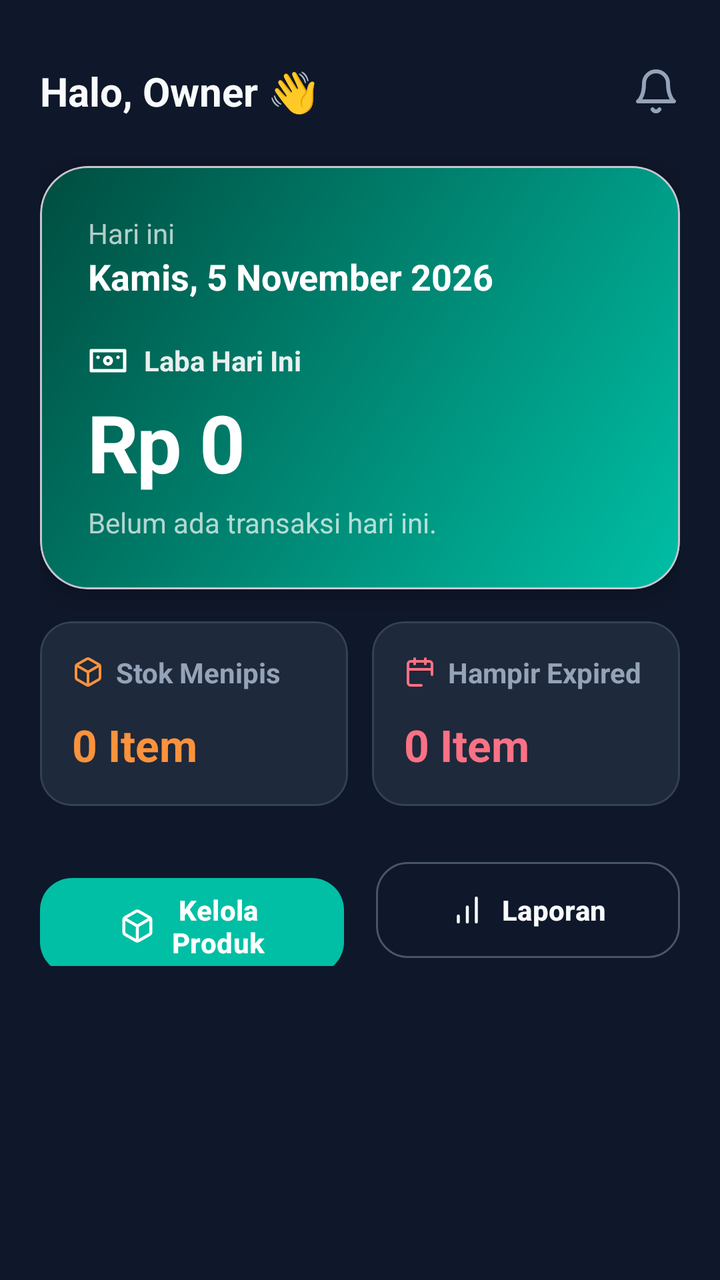
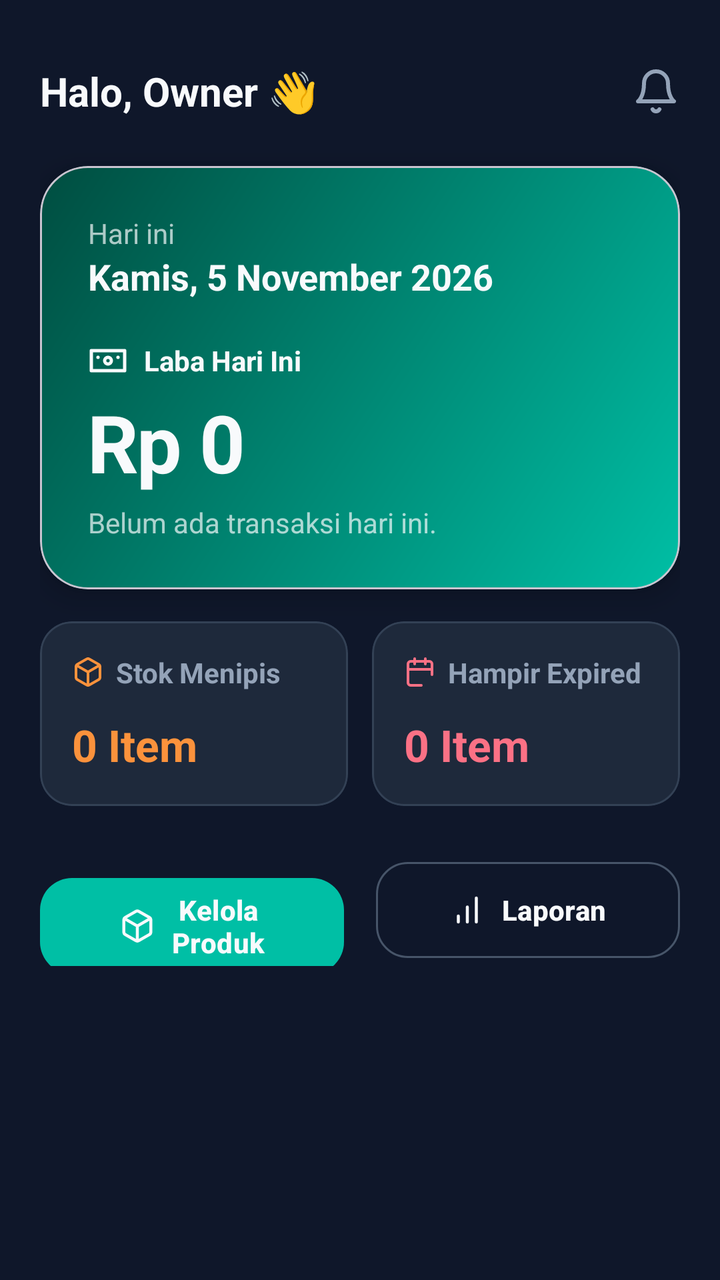

The first picture is an Android layout as it rendered before a commit; the second is the same layout after the commit. The layout source and the unified diff follow.
<!-- AndroidManifest.xml: application theme Theme.Material3.DayNight.NoActionBar -->
<!-- res/layout/activity_dashboard.xml -->
<?xml version="1.0" encoding="utf-8"?>
<ScrollView xmlns:android="http://schemas.android.com/apk/res/android"
    xmlns:app="http://schemas.android.com/apk/res-auto"
    android:layout_width="match_parent"
    android:layout_height="match_parent"
    android:background="#0F172A"
    android:fillViewport="true">

    <LinearLayout
        android:layout_width="match_parent"
        android:layout_height="wrap_content"
        android:orientation="vertical"
        android:paddingHorizontal="20dp"
        android:paddingBottom="24dp">

        
        <androidx.constraintlayout.widget.ConstraintLayout
            android:layout_width="match_parent"
            android:layout_height="wrap_content"
            android:layout_marginTop="32dp"
            android:layout_marginBottom="24dp">

            <TextView
                android:id="@+id/tvGreeting"
                android:layout_width="wrap_content"
                android:layout_height="wrap_content"
                android:text="Halo, Owner 👋"
                android:textColor="#F8FAFC"
                android:textSize="20sp"
                android:textStyle="bold"
                app:layout_constraintBottom_toBottomOf="parent"
                app:layout_constraintStart_toStartOf="parent"
                app:layout_constraintTop_toTopOf="parent" />

            <ImageView
                android:layout_width="24dp"
                android:layout_height="24dp"
                android:src="@drawable/ic_lucide_bell"
                app:layout_constraintBottom_toBottomOf="@id/tvGreeting"
                app:layout_constraintEnd_toEndOf="parent"
                app:layout_constraintTop_toTopOf="@id/tvGreeting" />

        </androidx.constraintlayout.widget.ConstraintLayout>

        
        <com.google.android.material.card.MaterialCardView
            android:layout_width="match_parent"
            android:layout_height="wrap_content"
            app:cardBackgroundColor="@android:color/transparent"
            app:cardCornerRadius="24dp"
            app:cardElevation="8dp">

            <LinearLayout
                android:layout_width="match_parent"
                android:layout_height="wrap_content"
                android:background="@drawable/bg_hero_gradient"
                android:orientation="vertical"
                android:padding="24dp">

                
                <LinearLayout
                    android:layout_width="wrap_content"
                    android:layout_height="wrap_content"
                    android:orientation="vertical"
                    android:layout_marginBottom="20dp">
                    <TextView
                        android:layout_width="wrap_content"
                        android:layout_height="wrap_content"
                        android:text="Hari ini"
                        android:textColor="#B3FFFFFF"
                        android:textSize="14sp" />
                    <TextView
                        android:id="@+id/tvDate"
                        android:layout_width="wrap_content"
                        android:layout_height="wrap_content"
                        android:text="Kamis, 5 November 2026"
                        android:textColor="#FFFFFF"
                        android:textSize="18sp"
                        android:textStyle="bold" />
                </LinearLayout>

                
                <LinearLayout
                    android:layout_width="wrap_content"
                    android:layout_height="wrap_content"
                    android:orientation="horizontal"
                    android:gravity="center_vertical">
                    
                    <ImageView
                        android:layout_width="20dp"
                        android:layout_height="20dp"
                        android:src="@drawable/ic_lucide_wallet"
                        app:tint="#FFFFFF"
                        android:layout_marginEnd="8dp" />

                    <TextView
                        android:layout_width="wrap_content"
                        android:layout_height="wrap_content"
                        android:text="Laba Hari Ini"
                        android:textColor="#E6FFFFFF"
                        android:textSize="14sp"
                        android:textStyle="bold" />
                </LinearLayout>

                
                <TextView
                    android:id="@+id/tvProfit"
                    android:layout_width="wrap_content"
                    android:layout_height="wrap_content"
                    android:text="Rp 0"
                    android:textColor="#FFFFFF"
                    android:textSize="40sp"
                    android:textStyle="bold"
                    android:letterSpacing="-0.02"
                    android:layout_marginTop="4dp" />

                
                <TextView
                    android:id="@+id/tvSubInfo"
                    android:layout_width="wrap_content"
                    android:layout_height="wrap_content"
                    android:text="Belum ada transaksi hari ini."
                    android:textColor="#B3FFFFFF"
                    android:textSize="14sp"
                    android:layout_marginTop="4dp" />

            </LinearLayout>
        </com.google.android.material.card.MaterialCardView>

        
        <GridLayout
            android:layout_width="match_parent"
            android:layout_height="wrap_content"
            android:columnCount="2"
            android:rowCount="1"
            android:layout_marginTop="16dp">

            
            <com.google.android.material.card.MaterialCardView
                android:layout_width="0dp"
                android:layout_height="wrap_content"
                android:layout_columnWeight="1"
                android:layout_marginEnd="6dp"
                app:cardBackgroundColor="#1E293B"
                app:cardCornerRadius="16dp"
                app:cardElevation="0dp"
                app:strokeColor="#334155"
                app:strokeWidth="1dp">
                <LinearLayout
                    android:layout_width="match_parent"
                    android:layout_height="wrap_content"
                    android:orientation="vertical"
                    android:padding="16dp">
                    
                    <LinearLayout
                        android:layout_width="wrap_content"
                        android:layout_height="wrap_content"
                        android:orientation="horizontal"
                        android:gravity="center_vertical">
                        <ImageView
                            android:layout_width="16dp"
                            android:layout_height="16dp"
                            android:src="@drawable/ic_lucide_box"
                            android:layout_marginEnd="6dp" />
                        <TextView
                            android:layout_width="wrap_content"
                            android:layout_height="wrap_content"
                            android:text="Stok Menipis"
                            android:textColor="#94A3B8"
                            android:textSize="14sp"
                            android:textStyle="bold" />
                    </LinearLayout>

                    <TextView
                        android:id="@+id/tvLowStock"
                        android:layout_width="wrap_content"
                        android:layout_height="wrap_content"
                        android:text="0 Item"
                        android:textColor="#FB923C"
                        android:textSize="22sp"
                        android:textStyle="bold"
                        android:layout_marginTop="12dp" />
                </LinearLayout>
            </com.google.android.material.card.MaterialCardView>

            
            <com.google.android.material.card.MaterialCardView
                android:layout_width="0dp"
                android:layout_height="wrap_content"
                android:layout_columnWeight="1"
                android:layout_marginStart="6dp"
                app:cardBackgroundColor="#1E293B"
                app:cardCornerRadius="16dp"
                app:cardElevation="0dp"
                app:strokeColor="#334155"
                app:strokeWidth="1dp">
                <LinearLayout
                    android:layout_width="match_parent"
                    android:layout_height="wrap_content"
                    android:orientation="vertical"
                    android:padding="16dp">
                    
                    <LinearLayout
                        android:layout_width="wrap_content"
                        android:layout_height="wrap_content"
                        android:orientation="horizontal"
                        android:gravity="center_vertical">
                        <ImageView
                            android:layout_width="16dp"
                            android:layout_height="16dp"
                            android:src="@drawable/ic_lucide_calendar"
                            android:layout_marginEnd="6dp" />
                        <TextView
                            android:layout_width="wrap_content"
                            android:layout_height="wrap_content"
                            android:text="Hampir Expired"
                            android:textColor="#94A3B8"
                            android:textSize="14sp"
                            android:textStyle="bold" />
                    </LinearLayout>

                    <TextView
                        android:id="@+id/tvExpired"
                        android:layout_width="wrap_content"
                        android:layout_height="wrap_content"
                        android:text="0 Item"
                        android:textColor="#FB7185"
                        android:textSize="22sp"
                        android:textStyle="bold"
                        android:layout_marginTop="12dp" />
                </LinearLayout>
            </com.google.android.material.card.MaterialCardView>
        </GridLayout>

        
        <LinearLayout
            android:layout_width="match_parent"
            android:layout_height="wrap_content"
            android:orientation="horizontal"
            android:layout_marginTop="24dp">

            <com.google.android.material.button.MaterialButton
                android:id="@+id/btnManageProducts"
                android:layout_width="0dp"
                android:layout_height="56dp"
                android:layout_weight="1"
                android:layout_marginEnd="8dp"
                android:text="Kelola Produk"
                android:textColor="#FFFFFF"
                android:textSize="14sp"
                android:textStyle="bold"
                app:backgroundTint="#00BFA5"
                app:cornerRadius="16dp"
                app:icon="@drawable/ic_lucide_box"
                app:iconTint="#FFFFFF"
                app:iconGravity="textStart" />

            
            <com.google.android.material.button.MaterialButton
                android:layout_width="0dp"
                android:layout_height="56dp"
                android:layout_weight="1"
                android:layout_marginStart="8dp"
                android:text="Laporan"
                android:textColor="#F8FAFC"
                android:textSize="14sp"
                android:textStyle="bold"
                app:backgroundTint="@android:color/transparent"
                app:strokeColor="#475569"
                app:strokeWidth="1dp"
                app:cornerRadius="16dp"
                app:icon="@drawable/ic_lucide_chart"
                app:iconTint="#F8FAFC"
                app:iconGravity="textStart" />
        </LinearLayout>

    </LinearLayout>
</ScrollView>
<!-- resources referenced by this layout -->
<resources>
  <!-- drawable bg_hero_gradient (drawable) -->
  <?xml version="1.0" encoding="utf-8"?>
  <shape xmlns:android="http://schemas.android.com/apk/res/android" android:shape="rectangle">
      <gradient android:startColor="#00BFA5" android:endColor="#004D40" android:angle="135" />
      <corners android:radius="24dp" />
  </shape>
  <!-- drawable ic_lucide_bell (drawable) -->
  <vector xmlns:android="http://schemas.android.com/apk/res/android" android:width="24dp" android:height="24dp" android:viewportWidth="24" android:viewportHeight="24">
    <path android:strokeColor="#94A3B8" android:strokeWidth="2" android:strokeLineCap="round" android:strokeLineJoin="round" android:pathData="M6 8a6 6 0 0 1 12 0c0 7 3 9 3 9H3s3-2 3-9M10.3 21a1.94 1.94 0 0 0 3.4 0"/>
  </vector>
  <!-- drawable ic_lucide_box (drawable) -->
  <vector xmlns:android="http://schemas.android.com/apk/res/android" android:width="24dp" android:height="24dp" android:viewportWidth="24" android:viewportHeight="24">
    <path android:strokeColor="#FB923C" android:strokeWidth="2" android:strokeLineCap="round" android:strokeLineJoin="round" android:pathData="M21 16V8a2 2 0 0 0-1-1.73l-7-4a2 2 0 0 0-2 0l-7 4A2 2 0 0 0 3 8v8a2 2 0 0 0 1 1.73l7 4a2 2 0 0 0 2 0l7-4A2 2 0 0 0 21 16z M3.27 6.96L12 12.01l8.73-5.05 M12 22.08V12"/>
  </vector>
  <!-- drawable ic_lucide_calendar (drawable) -->
  <vector xmlns:android="http://schemas.android.com/apk/res/android" android:width="24dp" android:height="24dp" android:viewportWidth="24" android:viewportHeight="24">
    <path android:strokeColor="#FB7185" android:strokeWidth="2" android:strokeLineCap="round" android:strokeLineJoin="round" android:pathData="M8 2v4M16 2v4M3 10h18M21 14V6a2 2 0 0 0-2-2H5a2 2 0 0 0-2 2v14a2 2 0 0 0 2 2h8"/>
  </vector>
  <!-- drawable ic_lucide_chart (drawable) -->
  <vector xmlns:android="http://schemas.android.com/apk/res/android" android:width="24dp" android:height="24dp" android:viewportWidth="24" android:viewportHeight="24">
    <path android:strokeColor="#FFFFFF" android:strokeWidth="2" android:strokeLineCap="round" android:strokeLineJoin="round" android:pathData="M12 20V10M18 20V4M6 20v-4"/>
  </vector>
  <!-- drawable ic_lucide_wallet (drawable) -->
  <vector xmlns:android="http://schemas.android.com/apk/res/android" android:width="24dp" android:height="24dp" android:viewportWidth="24" android:viewportHeight="24">
    <path android:strokeColor="#FFFFFF" android:strokeWidth="2" android:strokeLineCap="round" android:strokeLineJoin="round" android:pathData="M2 6h20v12H2z M12 14a2 2 0 1 0 0-4 2 2 0 0 0 0 4z M6 10h.01 M18 10h.01"/>
  </vector>
</resources>

<!-- the commit's change to res/layout/activity_dashboard.xml (unified diff, before → after) -->
@@ -3,7 +3,7 @@
     xmlns:app="http://schemas.android.com/apk/res-auto"
     android:layout_width="match_parent"
     android:layout_height="match_parent"
-    android:background="#0F172A"
+    android:background="@color/dw_bg"
     android:fillViewport="true">
 
     <LinearLayout
@@ -20,14 +20,13 @@
             android:layout_marginTop="32dp"
             android:layout_marginBottom="24dp">
 
+            
             <TextView
                 android:id="@+id/tvGreeting"
+                style="@style/Text.Header"
                 android:layout_width="wrap_content"
                 android:layout_height="wrap_content"
                 android:text="Halo, Owner 👋"
-                android:textColor="#F8FAFC"
-                android:textSize="20sp"
-                android:textStyle="bold"
                 app:layout_constraintBottom_toBottomOf="parent"
                 app:layout_constraintStart_toStartOf="parent"
                 app:layout_constraintTop_toTopOf="parent" />
@@ -57,29 +56,22 @@
                 android:orientation="vertical"
                 android:padding="24dp">
 
-                
-                <LinearLayout
-                    android:layout_width="wrap_content"
-                    android:layout_height="wrap_content"
-                    android:orientation="vertical"
-                    android:layout_marginBottom="20dp">
-                    <TextView
-                        android:layout_width="wrap_content"
-                        android:layout_height="wrap_content"
-                        android:text="Hari ini"
-                        android:textColor="#B3FFFFFF"
-                        android:textSize="14sp" />
-                    <TextView
-                        android:id="@+id/tvDate"
-                        android:layout_width="wrap_content"
-                        android:layout_height="wrap_content"
-                        android:text="Kamis, 5 November 2026"
-                        android:textColor="#FFFFFF"
-                        android:textSize="18sp"
-                        android:textStyle="bold" />
-                </LinearLayout>
-
-                
+                <TextView
+                    style="@style/Text.Body"
+                    android:layout_width="wrap_content"
+                    android:layout_height="wrap_content"
+                    android:text="Hari ini"
+                    android:alpha="0.7" />
+
+                <TextView
+                    android:id="@+id/tvDate"
+                    style="@style/Text.Header"
+                    android:layout_width="wrap_content"
+                    android:layout_height="wrap_content"
+                    android:textSize="18sp"
+                    android:text="Kamis, 5 November 2026"
+                    android:layout_marginBottom="20dp" />
+
                 <LinearLayout
                     android:layout_width="wrap_content"
                     android:layout_height="wrap_content"
@@ -90,38 +82,33 @@
                         android:layout_width="20dp"
                         android:layout_height="20dp"
                         android:src="@drawable/ic_lucide_wallet"
-                        app:tint="#FFFFFF"
+                        app:tint="@color/dw_text_primary"
                         android:layout_marginEnd="8dp" />
 
                     <TextView
+                        style="@style/Text.Label"
                         android:layout_width="wrap_content"
                         android:layout_height="wrap_content"
-                        android:text="Laba Hari Ini"
-                        android:textColor="#E6FFFFFF"
-                        android:textSize="14sp"
-                        android:textStyle="bold" />
+                        android:textColor="@color/dw_text_primary"
+                        android:text="Laba Hari Ini" />
                 </LinearLayout>
 
                 
                 <TextView
                     android:id="@+id/tvProfit"
+                    style="@style/Text.Display"
                     android:layout_width="wrap_content"
                     android:layout_height="wrap_content"
                     android:text="Rp 0"
-                    android:textColor="#FFFFFF"
-                    android:textSize="40sp"
-                    android:textStyle="bold"
-                    android:letterSpacing="-0.02"
                     android:layout_marginTop="4dp" />
 
-                
                 <TextView
                     android:id="@+id/tvSubInfo"
-                    android:layout_width="wrap_content"
-                    android:layout_height="wrap_content"
+                    style="@style/Text.Body"
+                    android:layout_width="wrap_content"
+                    android:layout_height="wrap_content"
+                    android:alpha="0.7"
                     android:text="Belum ada transaksi hari ini."
-                    android:textColor="#B3FFFFFF"
-                    android:textSize="14sp"
                     android:layout_marginTop="4dp" />
 
             </LinearLayout>
@@ -132,102 +119,65 @@
             android:layout_width="match_parent"
             android:layout_height="wrap_content"
             android:columnCount="2"
-            android:rowCount="1"
             android:layout_marginTop="16dp">
 
-            
             <com.google.android.material.card.MaterialCardView
                 android:layout_width="0dp"
                 android:layout_height="wrap_content"
                 android:layout_columnWeight="1"
                 android:layout_marginEnd="6dp"
-                app:cardBackgroundColor="#1E293B"
+                app:cardBackgroundColor="@color/dw_surface"
                 app:cardCornerRadius="16dp"
                 app:cardElevation="0dp"
-                app:strokeColor="#334155"
-                app:strokeWidth="1dp">
+                app:strokeColor="#334155" app:strokeWidth="1dp">
                 <LinearLayout
                     android:layout_width="match_parent"
                     android:layout_height="wrap_content"
                     android:orientation="vertical"
                     android:padding="16dp">
-                    
                     <LinearLayout
                         android:layout_width="wrap_content"
                         android:layout_height="wrap_content"
-                        android:orientation="horizontal"
-                        android:gravity="center_vertical">
-                        <ImageView
-                            android:layout_width="16dp"
-                            android:layout_height="16dp"
-                            android:src="@drawable/ic_lucide_box"
-                            android:layout_marginEnd="6dp" />
-                        <TextView
-                            android:layout_width="wrap_content"
-                            android:layout_height="wrap_content"
-                            android:text="Stok Menipis"
-                            android:textColor="#94A3B8"
-                            android:textSize="14sp"
-                            android:textStyle="bold" />
+                        android:orientation="horizontal" android:gravity="center_vertical">
+                        <ImageView android:layout_width="16dp" android:layout_height="16dp"
+                            android:src="@drawable/ic_lucide_box" android:layout_marginEnd="6dp" />
+                        <TextView style="@style/Text.Label" android:layout_width="wrap_content"
+                            android:layout_height="wrap_content" android:text="Stok Menipis" />
                     </LinearLayout>
-
-                    <TextView
-                        android:id="@+id/tvLowStock"
-                        android:layout_width="wrap_content"
-                        android:layout_height="wrap_content"
-                        android:text="0 Item"
-                        android:textColor="#FB923C"
-                        android:textSize="22sp"
-                        android:textStyle="bold"
-                        android:layout_marginTop="12dp" />
+                    <TextView android:id="@+id/tvLowStock" style="@style/Text.Header"
+                        android:layout_width="wrap_content" android:layout_height="wrap_content"
+                        android:text="0 Item" android:textColor="#FB923C"
+                        android:textSize="22sp" android:layout_marginTop="12dp" />
                 </LinearLayout>
             </com.google.android.material.card.MaterialCardView>
 
-            
             <com.google.android.material.card.MaterialCardView
                 android:layout_width="0dp"
                 android:layout_height="wrap_content"
                 android:layout_columnWeight="1"
                 android:layout_marginStart="6dp"
-                app:cardBackgroundColor="#1E293B"
+                app:cardBackgroundColor="@color/dw_surface"
                 app:cardCornerRadius="16dp"
                 app:cardElevation="0dp"
-                app:strokeColor="#334155"
-                app:strokeWidth="1dp">
+                app:strokeColor="#334155" app:strokeWidth="1dp">
                 <LinearLayout
                     android:layout_width="match_parent"
                     android:layout_height="wrap_content"
                     android:orientation="vertical"
                     android:padding="16dp">
-                    
                     <LinearLayout
                         android:layout_width="wrap_content"
                         android:layout_height="wrap_content"
-                        android:orientation="horizontal"
-                        android:gravity="center_vertical">
-                        <ImageView
-                            android:layout_width="16dp"
-                            android:layout_height="16dp"
-                            android:src="@drawable/ic_lucide_calendar"
-                            android:layout_marginEnd="6dp" />
-                        <TextView
-                            android:layout_width="wrap_content"
-                            android:layout_height="wrap_content"
-                            android:text="Hampir Expired"
-                            android:textColor="#94A3B8"
-                            android:textSize="14sp"
-                            android:textStyle="bold" />
+                        android:orientation="horizontal" android:gravity="center_vertical">
+                        <ImageView android:layout_width="16dp" android:layout_height="16dp"
+                            android:src="@drawable/ic_lucide_calendar" android:layout_marginEnd="6dp" />
+                        <TextView style="@style/Text.Label" android:layout_width="wrap_content"
+                            android:layout_height="wrap_content" android:text="Hampir Expired" />
                     </LinearLayout>
-
-                    <TextView
-                        android:id="@+id/tvExpired"
-                        android:layout_width="wrap_content"
-                        android:layout_height="wrap_content"
-                        android:text="0 Item"
-                        android:textColor="#FB7185"
-                        android:textSize="22sp"
-                        android:textStyle="bold"
-                        android:layout_marginTop="12dp" />
+                    <TextView android:id="@+id/tvExpired" style="@style/Text.Header"
+                        android:layout_width="wrap_content" android:layout_height="wrap_content"
+                        android:text="0 Item" android:textColor="#FB7185"
+                        android:textSize="22sp" android:layout_marginTop="12dp" />
                 </LinearLayout>
             </com.google.android.material.card.MaterialCardView>
         </GridLayout>
@@ -238,7 +188,6 @@
             android:layout_height="wrap_content"
             android:orientation="horizontal"
             android:layout_marginTop="24dp">
-
             <com.google.android.material.button.MaterialButton
                 android:id="@+id/btnManageProducts"
                 android:layout_width="0dp"
@@ -246,33 +195,28 @@
                 android:layout_weight="1"
                 android:layout_marginEnd="8dp"
                 android:text="Kelola Produk"
-                android:textColor="#FFFFFF"
-                android:textSize="14sp"
-                android:textStyle="bold"
-                app:backgroundTint="#00BFA5"
+                android:textColor="@color/dw_text_primary"
+                android:textSize="14sp" android:textStyle="bold"
+                app:backgroundTint="@color/dw_teal"
                 app:cornerRadius="16dp"
                 app:icon="@drawable/ic_lucide_box"
-                app:iconTint="#FFFFFF"
+                app:iconTint="@color/dw_text_primary"
                 app:iconGravity="textStart" />
-
-            
             <com.google.android.material.button.MaterialButton
                 android:layout_width="0dp"
                 android:layout_height="56dp"
                 android:layout_weight="1"
                 android:layout_marginStart="8dp"
                 android:text="Laporan"
-                android:textColor="#F8FAFC"
-                android:textSize="14sp"
-                android:textStyle="bold"
+                android:textColor="@color/dw_text_primary"
+                android:textSize="14sp" android:textStyle="bold"
                 app:backgroundTint="@android:color/transparent"
                 app:strokeColor="#475569"
                 app:strokeWidth="1dp"
                 app:cornerRadius="16dp"
                 app:icon="@drawable/ic_lucide_chart"
-                app:iconTint="#F8FAFC"
+                app:iconTint="@color/dw_text_primary"
                 app:iconGravity="textStart" />
         </LinearLayout>
-
     </LinearLayout>
 </ScrollView>
<!-- resource entries referenced after the edit -->
@@ -1,5 +1,9 @@
 <!-- resources referenced by this layout -->
 <resources>
+  <color name="dw_bg">#0F172A</color>
+  <color name="dw_surface">#1E293B</color>
+  <color name="dw_teal">#00E5FF</color>
+  <color name="dw_text_primary">#F8FAFC</color>
   <!-- drawable bg_hero_gradient (drawable) -->
   <?xml version="1.0" encoding="utf-8"?>
   <shape xmlns:android="http://schemas.android.com/apk/res/android" android:shape="rectangle">
@@ -26,5 +30,26 @@
   <vector xmlns:android="http://schemas.android.com/apk/res/android" android:width="24dp" android:height="24dp" android:viewportWidth="24" android:viewportHeight="24">
     <path android:strokeColor="#FFFFFF" android:strokeWidth="2" android:strokeLineCap="round" android:strokeLineJoin="round" android:pathData="M2 6h20v12H2z M12 14a2 2 0 1 0 0-4 2 2 0 0 0 0 4z M6 10h.01 M18 10h.01"/>
   </vector>
+  <style name="Text.Body" parent="android:Widget.TextView">
+          <item name="android:textColor">@color/dw_text_primary</item>
+          <item name="android:textSize">14sp</item>
+      </style>
+  <style name="Text.Display" parent="android:Widget.TextView">
+          <item name="android:textColor">@color/dw_text_primary</item>
+          <item name="android:textSize">40sp</item>
+          <item name="android:textStyle">bold</item>
+          <item name="android:letterSpacing">-0.02</item>
+      </style>
+  <style name="Text.Header" parent="android:Widget.TextView">
+          <item name="android:textColor">@color/dw_text_primary</item>
+          <item name="android:textSize">20sp</item>
+          <item name="android:textStyle">bold</item>
+      </style>
+  <style name="Text.Label" parent="android:Widget.TextView">
+          <item name="android:textColor">@color/dw_text_secondary</item>
+          <item name="android:textSize">14sp</item>
+          <item name="android:textStyle">bold</item>
+      </style>
+  <color name="dw_text_secondary">#94A3B8</color>
 </resources>
 
